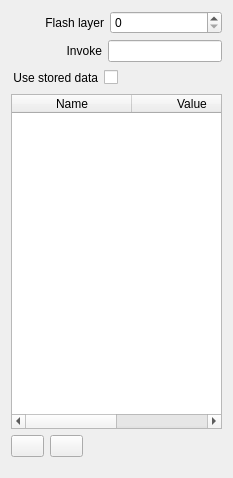
The window that src/Widgets/Inspector/InspectorTemplateWidget.ui (CasparCG/client) describes before a commit, drawn with Qt 5.
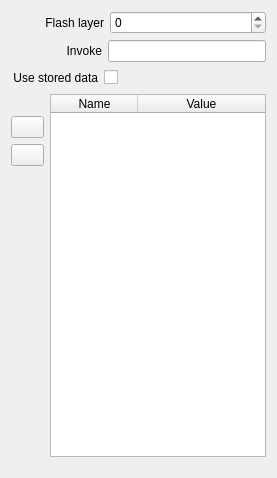
The same window after the commit.

Commit message:
Moved add/remove templtedata buttons.
Close #49

What changed in the file:
```diff
--- a/src/Widgets/Inspector/InspectorTemplateWidget.ui
+++ b/src/Widgets/Inspector/InspectorTemplateWidget.ui
@@ -6,7 +6,7 @@
    <rect>
     <x>0</x>
     <y>0</y>
-    <width>233</width>
+    <width>277</width>
     <height>478</height>
    </rect>
   </property>
@@ -160,7 +160,95 @@
     </layout>
    </item>
    <item>
+    <layout class="QHBoxLayout" name="horizontalLayout">
+     <item>
     <layout class="QHBoxLayout" name="horizontalLayoutData">
+       <item>
+        <layout class="QVBoxLayout" name="verticalLayoutData">
+         <item>
+          <spacer name="verticalSpacerDataTop">
+           <property name="orientation">
+            <enum>Qt::Vertical</enum>
+           </property>
+           <property name="sizeType">
+            <enum>QSizePolicy::Fixed</enum>
+           </property>
+           <property name="sizeHint" stdset="0">
+            <size>
+             <width>20</width>
+             <height>22</height>
+            </size>
+           </property>
+          </spacer>
+         </item>
+         <item>
+          <widget class="QToolButton" name="toolButtonAddTemplateData">
+           <property name="minimumSize">
+            <size>
+             <width>33</width>
+             <height>22</height>
+            </size>
+           </property>
+           <property name="maximumSize">
+            <size>
+             <width>33</width>
+             <height>22</height>
+            </size>
+           </property>
+           <property name="font">
+            <font>
+             <weight>75</weight>
+             <bold>true</bold>
+            </font>
+           </property>
+           <property name="toolTip">
+            <string>Add new device</string>
+           </property>
+          </widget>
+         </item>
+         <item>
+          <widget class="QToolButton" name="toolButtonRemoveTemplateData">
+           <property name="minimumSize">
+            <size>
+             <width>33</width>
+             <height>22</height>
+            </size>
+           </property>
+           <property name="maximumSize">
+            <size>
+             <width>33</width>
+             <height>22</height>
+            </size>
+           </property>
+           <property name="font">
+            <font>
+             <weight>75</weight>
+             <bold>true</bold>
+            </font>
+           </property>
+           <property name="toolTip">
+            <string>Remove device</string>
+           </property>
+          </widget>
+         </item>
+         <item>
+          <spacer name="verticalSpacerDataBottom">
+           <property name="orientation">
+            <enum>Qt::Vertical</enum>
+           </property>
+           <property name="sizeType">
+            <enum>QSizePolicy::MinimumExpanding</enum>
+           </property>
+           <property name="sizeHint" stdset="0">
+            <size>
+             <width>20</width>
+             <height>40</height>
+            </size>
+           </property>
+          </spacer>
+         </item>
+        </layout>
+       </item>
      <item>
       <widget class="QTableWidget" name="tableWidgetTemplateData">
        <property name="alternatingRowColors">
@@ -173,7 +261,7 @@
         <bool>false</bool>
        </property>
        <attribute name="horizontalHeaderDefaultSectionSize">
-        <number>120</number>
+          <number>87</number>
        </attribute>
        <attribute name="horizontalHeaderStretchLastSection">
         <bool>true</bool>
@@ -197,71 +285,6 @@
       </widget>
      </item>
     </layout>
-   </item>
-   <item>
-    <layout class="QHBoxLayout" name="horizontalLayoutRow">
-     <item>
-      <widget class="QToolButton" name="toolButtonAddTemplateData">
-       <property name="minimumSize">
-        <size>
-         <width>33</width>
-         <height>22</height>
-        </size>
-       </property>
-       <property name="maximumSize">
-        <size>
-         <width>33</width>
-         <height>22</height>
-        </size>
-       </property>
-       <property name="font">
-        <font>
-         <weight>75</weight>
-         <bold>true</bold>
-        </font>
-       </property>
-       <property name="toolTip">
-        <string>Add new device</string>
-       </property>
-      </widget>
-     </item>
-     <item>
-      <widget class="QToolButton" name="toolButtonRemoveTemplateData">
-       <property name="minimumSize">
-        <size>
-         <width>33</width>
-         <height>22</height>
-        </size>
-       </property>
-       <property name="maximumSize">
-        <size>
-         <width>33</width>
-         <height>22</height>
-        </size>
-       </property>
-       <property name="font">
-        <font>
-         <weight>75</weight>
-         <bold>true</bold>
-        </font>
-       </property>
-       <property name="toolTip">
-        <string>Remove device</string>
-       </property>
-      </widget>
-     </item>
-     <item>
-      <spacer name="horizontalSpacerRow">
-       <property name="orientation">
-        <enum>Qt::Horizontal</enum>
-       </property>
-       <property name="sizeHint" stdset="0">
-        <size>
-         <width>40</width>
-         <height>20</height>
-        </size>
-       </property>
-      </spacer>
      </item>
     </layout>
    </item>
```
Left out of the diff: 2 changed lines with no effect on the pictures. Lines whose indentation alone changed are shown as unchanged. The commit also changes 1 other file.
